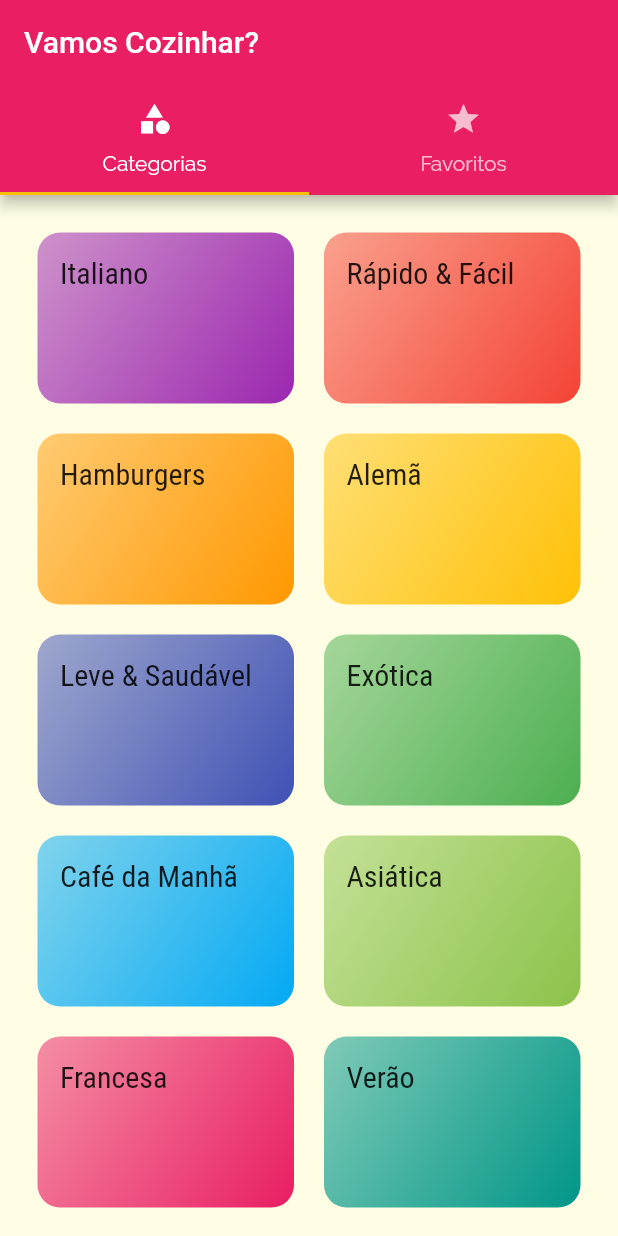
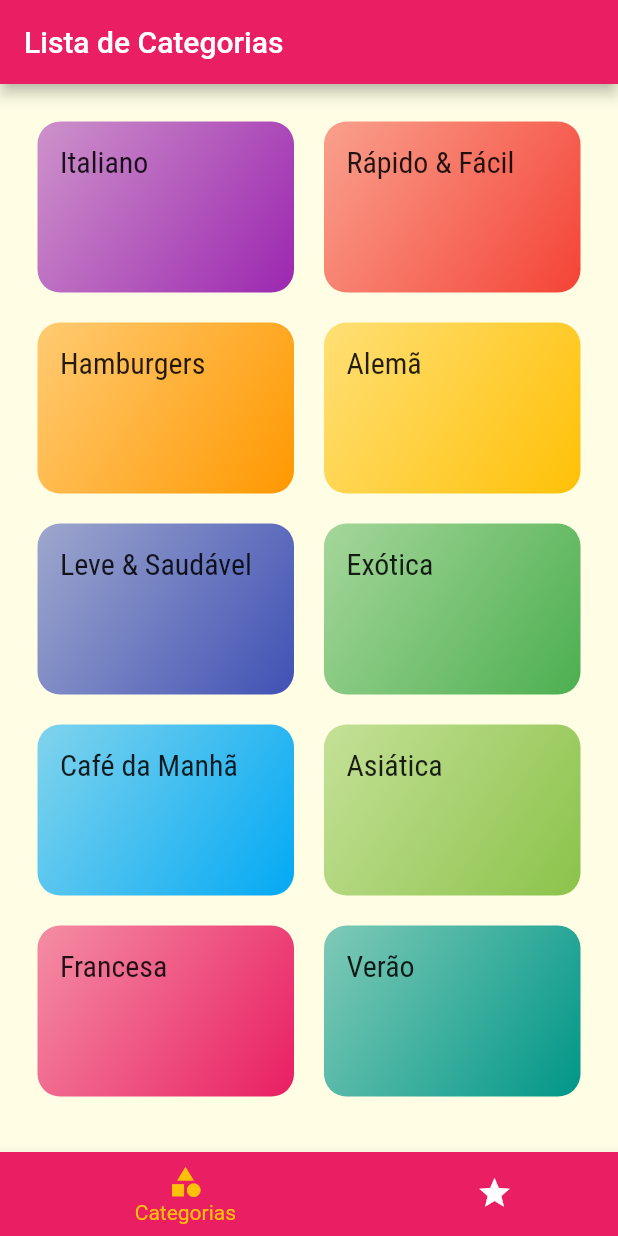
Before and after one commit to lorhanymoraes/food_flutter, a Flutter app: the screen it shows after launch, on a phone screen of 412 x 824 dp. Run offline on Flutter 3.47's test engine with Material 2 defaults, Android fonts, the phone set to English and light mode, and no system bars.

```diff
--- a/lib/screens/tabs_screen.dart
+++ b/lib/screens/tabs_screen.dart
@@ -4,31 +4,51 @@ import 'package:flutter/src/widgets/placeholder.dart';
 import 'package:food_flutter/screens/categories_screen.dart';
 import 'package:food_flutter/screens/favorites_screen.dart';
 
-class TabsScreen extends StatelessWidget {
+class TabsScreen extends StatefulWidget {
   const TabsScreen({super.key});
+  @override
+  State<TabsScreen> createState() => _TabsScreenState();
+}
+
+class _TabsScreenState extends State<TabsScreen> {
+  int _selectedScreenIndex = 0;
+  final List<Map<String, Object>> _screens = [
+    {'title': 'Lista de Categorias', 'screen': CategoriesScreen()},
+    {'title': 'Meus Favoritos', 'screen': FavoriteScreen()},
+  ];
+
+  _selectScreen(int index) {
+    setState(() {
+      _selectedScreenIndex = index;
+    });
+  }
 
   @override
   Widget build(BuildContext context) {
-    return DefaultTabController(
-      length: 2,
-      child: Scaffold(
-        appBar: AppBar(
-          title: Text('Vamos Cozinhar?'),
-          bottom: TabBar(tabs: [
-            Tab(
+    return Scaffold(
+      appBar: AppBar(
+        title: Text(
+          _screens[_selectedScreenIndex]['title'] as String,
+        ),
+      ),
+      body: _screens[_selectedScreenIndex]['screen'] as Widget,
+      bottomNavigationBar: BottomNavigationBar(
+        onTap: _selectScreen,
+        backgroundColor: Theme.of(context).primaryColor,
+        unselectedItemColor: Colors.white,
+        selectedItemColor: Theme.of(context).accentColor,
+        currentIndex: _selectedScreenIndex,
+        type: BottomNavigationBarType.shifting,
+        items: [
+          BottomNavigationBarItem(
+              backgroundColor: Theme.of(context).primaryColor,
               icon: Icon(Icons.category),
-              text: 'Categorias',
-            ),
-            Tab(
+              label: 'Categorias'),
+          BottomNavigationBarItem(
+              backgroundColor: Theme.of(context).primaryColor,
               icon: Icon(Icons.star),
-              text: 'Favoritos',
-            ),
-          ]),
-        ),
-        body: TabBarView(children: [
-          CategoriesScreen(),
-          FavoriteScreen(),
-        ]),
+              label: 'Favoritos'),
+        ],
       ),
     );
   }
```
